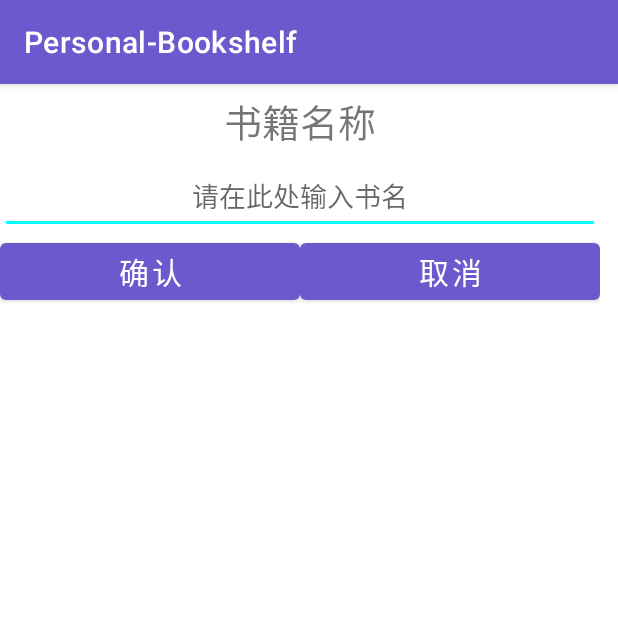
After one commit to Aiobisio/Personal-Bookshelf, an Android app: the EditActivity screen opened directly, with no data from a screen before it, on a phone screen of 412 x 824 dp, the top half of it. The commit adds this screen. Run offline under Robolectric (Android 15) with nearby library versions, the phone set to English and light mode, and no system bars.

```diff
--- a/app/src/main/java/com/jnu/student/Book.java
+++ b/app/src/main/java/com/jnu/student/Book.java
@@ -3,10 +3,7 @@ package com.jnu.student;
 public class Book {
     private String title;
     private int id;
-    public Book(String title, int id) {
-        this.title = title;
-        this.id = id;
-    }
+    public Book(String title, int id) {this.title = title;this.id = id;}
     public String getTitle() {
         return title;
     }
--- /dev/null
+++ b/app/src/main/java/com/jnu/student/EditActivity.java
@@ -0,0 +1,43 @@
+package com.jnu.student;
+
+import androidx.appcompat.app.AppCompatActivity;
+import android.content.Intent;
+import android.os.Bundle;
+import android.view.View;
+import android.widget.Button;
+import android.widget.EditText;
+
+public class EditActivity extends AppCompatActivity {
+    public static final int RESULT_CODE_SUCCESS = 187;
+    private int position;
+
+    @Override
+    protected void onCreate(Bundle savedInstanceState) {
+        super.onCreate(savedInstanceState);
+        setContentView(R.layout.activity_edit);
+        EditText editTextTitle=findViewById(R.id.book_edittext);
+        position=this.getIntent().getIntExtra("position",0);
+        String title=this.getIntent().getStringExtra("title");
+        if(null!=title) {editTextTitle.setText(title);}
+        Button btna=findViewById(R.id.edit_btn_apply);
+        Button btnc=findViewById((R.id.edit_btn_cancel));
+        btna.setOnClickListener(new View.OnClickListener() {
+            @Override
+            public void onClick(View view) {
+                Intent intent=new Intent();
+                Bundle bundle=new Bundle();
+                bundle.putString("title",editTextTitle.getText().toString());
+                bundle.putInt("position",position);
+                intent.putExtras(bundle);
+                setResult(RESULT_CODE_SUCCESS,intent);
+                EditActivity.this.finish();
+            }
+        });
+        btnc.setOnClickListener(new View.OnClickListener() {
+            @Override
+            public void onClick(View view) {
+                EditActivity.this.finish();
+            }
+        });
+    }
+}
--- a/app/src/main/java/com/jnu/student/MainActivity.java
+++ b/app/src/main/java/com/jnu/student/MainActivity.java
@@ -3,7 +3,6 @@ package com.jnu.student;
 import androidx.appcompat.app.AppCompatActivity;
 import androidx.fragment.app.FragmentManager;
 import androidx.fragment.app.FragmentTransaction;
-
 import android.content.Context;
 import android.content.SharedPreferences;
 import android.os.Bundle;
@@ -107,7 +106,6 @@ public class MainActivity extends AppCompatActivity implements View.OnClickListe
         if(fragmentAbout!=null){
             fragmentTransaction.hide(fragmentAbout);
         }
-
     }
     private void setAllFalse() {
         homeLinear.setSelected(false);
--- a/app/src/main/java/com/jnu/student/SettingsActivity.java
+++ b/app/src/main/java/com/jnu/student/SettingsActivity.java
@@ -36,6 +36,7 @@ public class SettingsActivity extends AppCompatActivity {
     }
 
     public static class SettingsFragment extends PreferenceFragmentCompat implements Preference.OnPreferenceChangeListener {
+
         @Override
         public void onCreatePreferences(Bundle savedInstanceState, String rootKey) {
             setPreferencesFromResource(R.xml.root_preferences, rootKey);
--- /dev/null
+++ b/app/src/main/res/layout/activity_edit.xml
@@ -0,0 +1,51 @@
+<?xml version="1.0" encoding="utf-8"?>
+<FrameLayout xmlns:android="http://schemas.android.com/apk/res/android"
+    xmlns:tools="http://schemas.android.com/tools"
+    android:layout_width="wrap_content"
+    android:layout_height="match_parent">
+    <LinearLayout
+        android:layout_width="match_parent"
+        android:layout_height="wrap_content"
+        android:orientation="vertical">
+
+        <TextView
+            android:id="@+id/book_textview"
+            android:layout_width="400dp"
+            android:layout_height="50dp"
+            android:layout_gravity="center"
+            android:gravity="center"
+            android:text="书籍名称"
+            android:textSize="25sp"
+            tools:layout_editor_absoluteX="100dp"
+            tools:layout_editor_absoluteY="225dp" />
+
+        <EditText
+            android:id="@+id/book_edittext"
+            android:layout_width="400dp"
+            android:layout_height="50dp"
+            android:layout_gravity="center"
+            android:gravity="center"
+            android:hint="请在此处输入书名" />
+
+        <LinearLayout
+            android:layout_width="match_parent"
+            android:layout_height="50dp"
+            android:orientation="horizontal">
+
+            <Button
+                android:id="@+id/edit_btn_apply"
+                android:layout_width="200dp"
+                android:layout_height="50dp"
+                android:text="确认"
+                android:textSize="20sp" />
+
+            <Button
+                android:id="@+id/edit_btn_cancel"
+                android:layout_width="200dp"
+                android:layout_height="50dp"
+                android:text="取消"
+                android:textSize="20sp" />
+
+        </LinearLayout>
+    </LinearLayout>
+</FrameLayout>
--- a/app/src/main/res/values/strings.xml
+++ b/app/src/main/res/values/strings.xml
@@ -8,7 +8,8 @@
     <string name="attachment_title">屏幕休眠管理</string>
     <string name="attachment_on">应用活动时屏幕常亮</string>
     <string name="attachment_off">应用活动时允许熄屏</string>
-    <!-- TODO: Remove or change this placeholder text -->
-    <string name="hello_blank_fragment">Hello blank fragment</string>
 
+    <string name="delete_confirm">从书架中删除图书</string>
+    <string name="yes">是</string>
+    <string name="no">否</string>
 </resources>
```
Also changed, not shown: app/src/main/AndroidManifest.xml (+9 -3 lines), app/src/main/java/com/jnu/student/AboutFragment.java (+1 -6 lines), app/src/main/java/com/jnu/student/BrowserFragment.java (+0 -8 lines), app/src/main/java/com/jnu/student/DataProcess.java (added, +38 -0 lines), app/src/main/java/com/jnu/student/HomeAdapter.java (+6 -7 lines), app/src/main/java/com/jnu/student/HomeFragment.java (+81 -20 lines).
